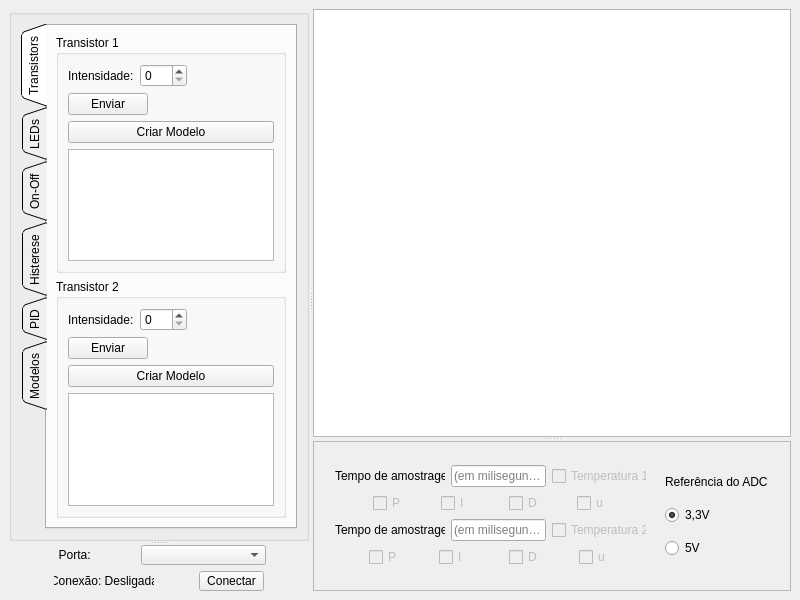
deep-in-the-pc/CONDIG, file SERT_GUI_CONDIG.ui: the form before one commit.
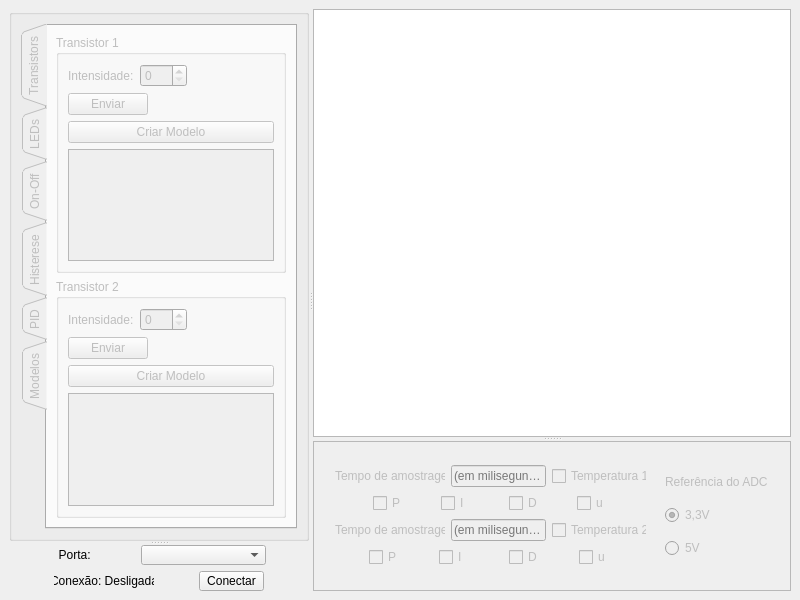
The form after the commit. Custom widgets are drawn as their Qt base class.

The edit to the form file:
```diff
--- a/SERT_GUI_CONDIG.ui
+++ b/SERT_GUI_CONDIG.ui
@@ -76,6 +76,9 @@
         <layout class="QGridLayout" name="gridLayout_2">
          <item row="0" column="0">
           <widget class="QTabWidget" name="Controlo">
+           <property name="enabled">
+            <bool>false</bool>
+           </property>
            <property name="maximumSize">
             <size>
              <width>16777215</width>
@@ -997,6 +1000,9 @@
        </property>
        <widget class="GraphicsLayoutWidget" name="graphWindow"/>
        <widget class="QFrame" name="frame">
+        <property name="enabled">
+         <bool>false</bool>
+        </property>
         <property name="sizePolicy">
          <sizepolicy hsizetype="MinimumExpanding" vsizetype="MinimumExpanding">
           <horstretch>0</horstretch>
@@ -1283,6 +1289,9 @@
            </item>
            <item>
             <widget class="QRadioButton" name="ref3v3RButton">
+             <property name="enabled">
+              <bool>false</bool>
+             </property>
              <property name="maximumSize">
               <size>
                <width>50</width>
@@ -1299,6 +1308,9 @@
            </item>
            <item>
             <widget class="QRadioButton" name="ref5vButton">
+             <property name="enabled">
+              <bool>false</bool>
+             </property>
              <property name="maximumSize">
               <size>
                <width>50</width>
```
Left out of the diff: 6 changed lines with no effect on the pictures.
